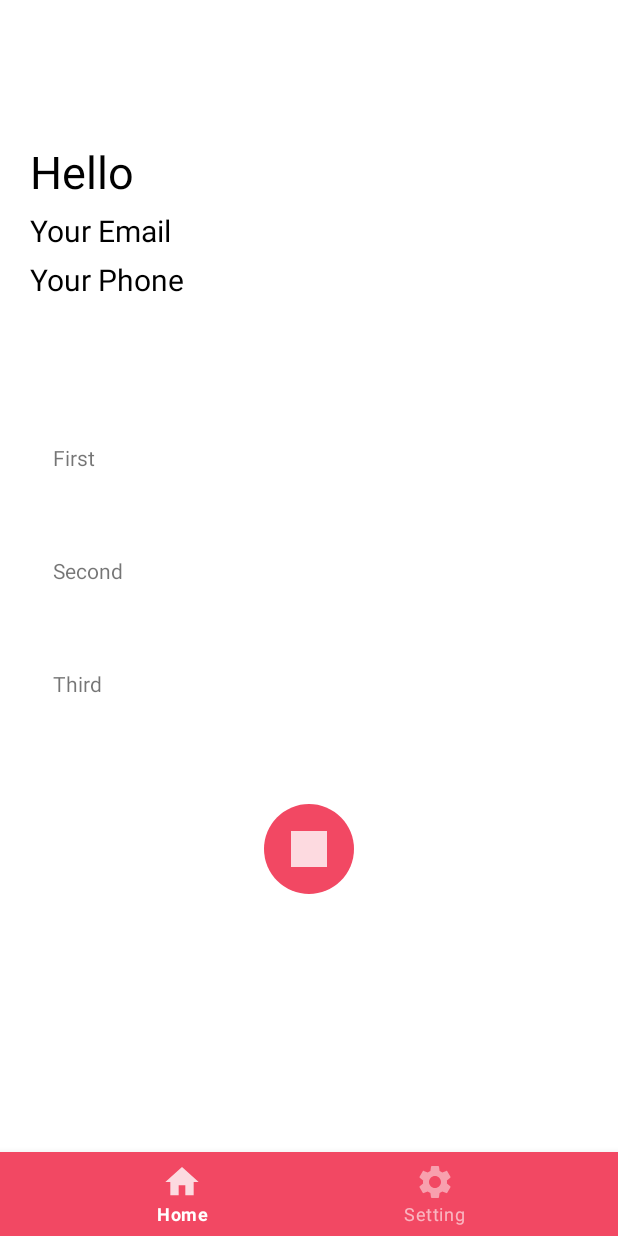
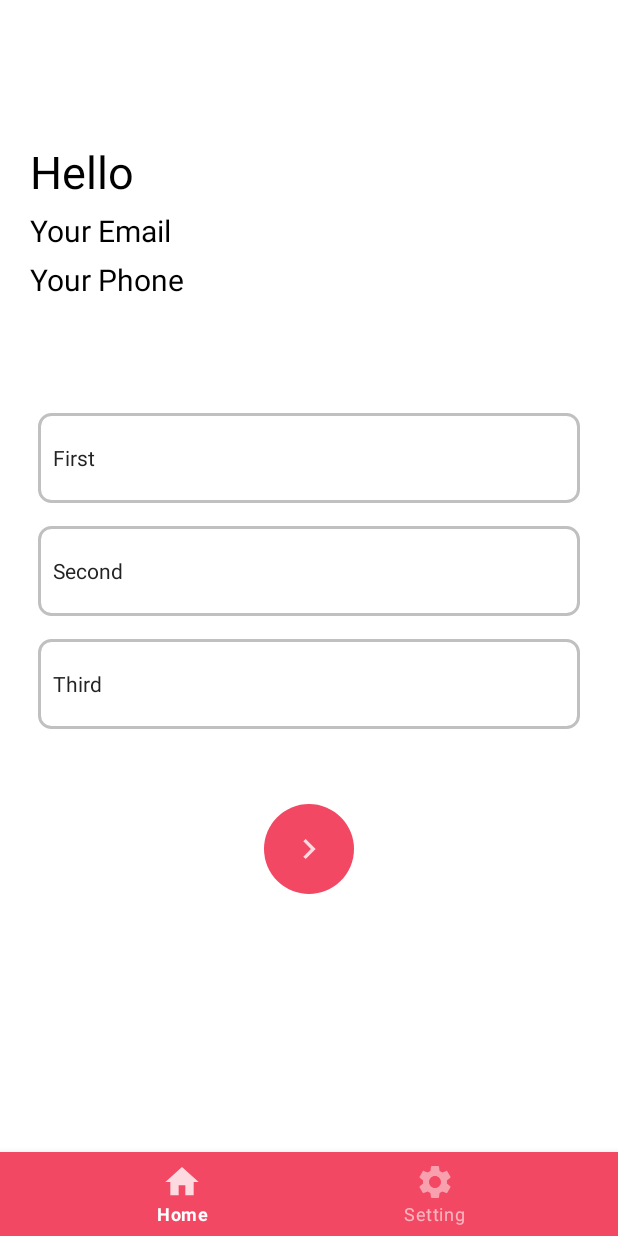
Before and after one commit to bhatt-nisarg/Project1, an Android app: the fragment SettingFragment placed in its activity, on a phone screen of 412 x 824 dp. Run offline under Robolectric (Android 15) with nearby library versions, the phone set to English and light mode, and no system bars; our stand-ins replace Picasso; pictures from the network do not load.

Commit message:
Third Release

```diff
--- a/app/src/main/res/drawable/up_corner.xml
+++ b/app/src/main/res/drawable/up_corner.xml
@@ -2,9 +2,9 @@
 <selector xmlns:android="http://schemas.android.com/apk/res/android">
     <item>
         <shape android:shape="rectangle" >
-
+            <stroke android:color="#C1C0C0" android:width="2dp"/>
             <solid android:color="@color/white"/>
-            <corners android:bottomRightRadius="5dp" android:bottomLeftRadius="5dp" android:topLeftRadius="5dp" android:topRightRadius="5dp"/>
+            <corners android:bottomRightRadius="8dp" android:bottomLeftRadius="8dp" android:topLeftRadius="8dp" android:topRightRadius="8dp"/>
 
         </shape>
 
--- a/app/src/main/res/layout/fragment_setting.xml
+++ b/app/src/main/res/layout/fragment_setting.xml
@@ -64,7 +64,8 @@
             android:layout_marginTop="35dp"
             android:layout_marginLeft="25dp"
             android:layout_marginRight="25dp"
-            android:background="@drawable/up_corner"/>
+            android:background="@drawable/up_corner"
+            android:textColor="#232323"/>
         <TextView
             android:layout_width="match_parent"
             android:layout_height="60dp"
@@ -75,7 +76,8 @@
             android:layout_marginTop="15dp"
             android:layout_marginLeft="25dp"
             android:layout_marginRight="25dp"
-            android:background="@drawable/up_corner"/>
+            android:background="@drawable/up_corner"
+            android:textColor="#232323"/>
         <TextView
             android:layout_width="match_parent"
             android:layout_height="60dp"
@@ -86,7 +88,8 @@
             android:layout_marginTop="15dp"
             android:layout_marginLeft="25dp"
             android:layout_marginRight="25dp"
-            android:background="@drawable/up_corner"/>
+            android:background="@drawable/up_corner"
+            android:textColor="#232323"/>
         <ImageButton
             android:id="@+id/submit"
             android:layout_width="60dp"
@@ -95,7 +98,7 @@
             android:layout_gravity="center"
             android:layout_marginTop="50dp"
             android:background="@drawable/buttonbg"
-            android:src="@drawable/logout" />
+            android:src="@drawable/btnsubmit" />
     </LinearLayout>
 
 
```
Also changed, not shown: app/src/main/res/drawable-hdpi/logout.png (deleted), app/src/main/res/drawable-mdpi/logout.png (deleted), app/src/main/res/drawable-xhdpi/logout.png (deleted), app/src/main/res/drawable-xxhdpi/logout.png (deleted), app/src/main/res/drawable-xxxhdpi/logout.png (deleted).
